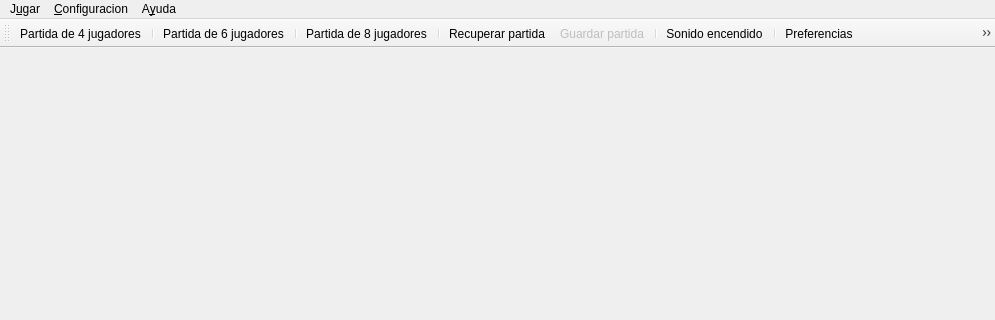
The window that ui/frmMain.ui (turulomio/glparchis) describes before a commit, drawn with Qt 5; both pictures show x 0 to 995 and y 0 to 320 of the 995 by 568 pixel window.
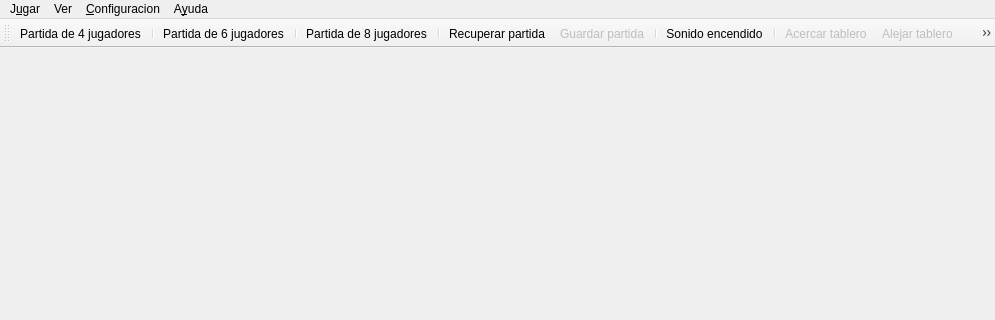
The same window after the commit. Icons and pictures are not drawn.

Commit message: Added Zoom in / Zoom out actions

```diff
--- a/ui/frmMain.ui
+++ b/ui/frmMain.ui
@@ -37,7 +37,7 @@
      <x>0</x>
      <y>0</y>
      <width>995</width>
-     <height>19</height>
+     <height>30</height>
     </rect>
    </property>
    <widget class="QMenu" name="menuAyuda">
@@ -75,7 +75,17 @@
     <addaction name="separator"/>
     <addaction name="actionSettings"/>
    </widget>
+   <widget class="QMenu" name="menuVer">
+    <property name="title">
+     <string>Ver</string>
+    </property>
+    <addaction name="actionAcercarTablero"/>
+    <addaction name="actionAlejarTablero"/>
+    <addaction name="separator"/>
+    <addaction name="actionFullScreen"/>
+   </widget>
    <addaction name="menuJugar"/>
+   <addaction name="menuVer"/>
    <addaction name="menuConfiguraci_n"/>
    <addaction name="menuAyuda"/>
   </widget>
@@ -109,15 +119,17 @@
    <addaction name="separator"/>
    <addaction name="actionSound"/>
    <addaction name="separator"/>
-   <addaction name="actionSettings"/>
+   <addaction name="actionAcercarTablero"/>
+   <addaction name="actionAlejarTablero"/>
    <addaction name="actionFullScreen"/>
    <addaction name="separator"/>
+   <addaction name="actionSettings"/>
+   <addaction name="separator"/>
    <addaction name="actionHelp"/>
    <addaction name="actionMundialStatistics"/>
    <addaction name="actionAcercaDe"/>
    <addaction name="separator"/>
    <addaction name="actionSalir"/>
-   <addaction name="separator"/>
   </widget>
   <action name="actionSalir">
    <property name="icon">
@@ -284,6 +296,42 @@
     <string>Estadisticas mundiales</string>
    </property>
   </action>
+  <action name="actionAcercarTablero">
+   <property name="enabled">
+    <bool>false</bool>
+   </property>
+   <property name="icon">
+    <iconset resource="../images/glparchis.qrc">
+     <normaloff>:/glparchis/zoom-in.png</normaloff>:/glparchis/zoom-in.png</iconset>
+   </property>
+   <property name="text">
+    <string>&amp;Acercar tablero</string>
+   </property>
+   <property name="toolTip">
+    <string>Acercar tablero</string>
+   </property>
+   <property name="shortcut">
+    <string>+</string>
+   </property>
+  </action>
+  <action name="actionAlejarTablero">
+   <property name="enabled">
+    <bool>false</bool>
+   </property>
+   <property name="icon">
+    <iconset resource="../images/glparchis.qrc">
+     <normaloff>:/glparchis/zoom-out.png</normaloff>:/glparchis/zoom-out.png</iconset>
+   </property>
+   <property name="text">
+    <string>A&amp;lejar tablero</string>
+   </property>
+   <property name="toolTip">
+    <string>Alejar tablero</string>
+   </property>
+   <property name="shortcut">
+    <string>-</string>
+   </property>
+  </action>
  </widget>
  <resources>
   <include location="../images/glparchis.qrc"/>
```
Left out of the diff: 1 changed line with no effect on the pictures. The commit also changes 16 other files.
